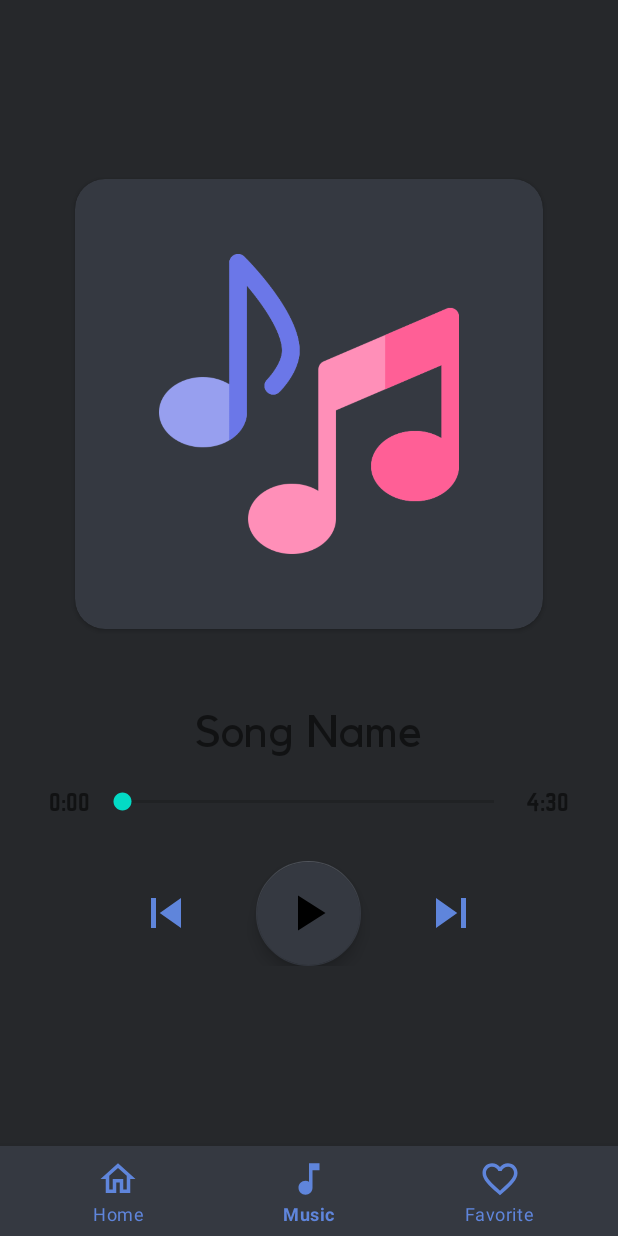
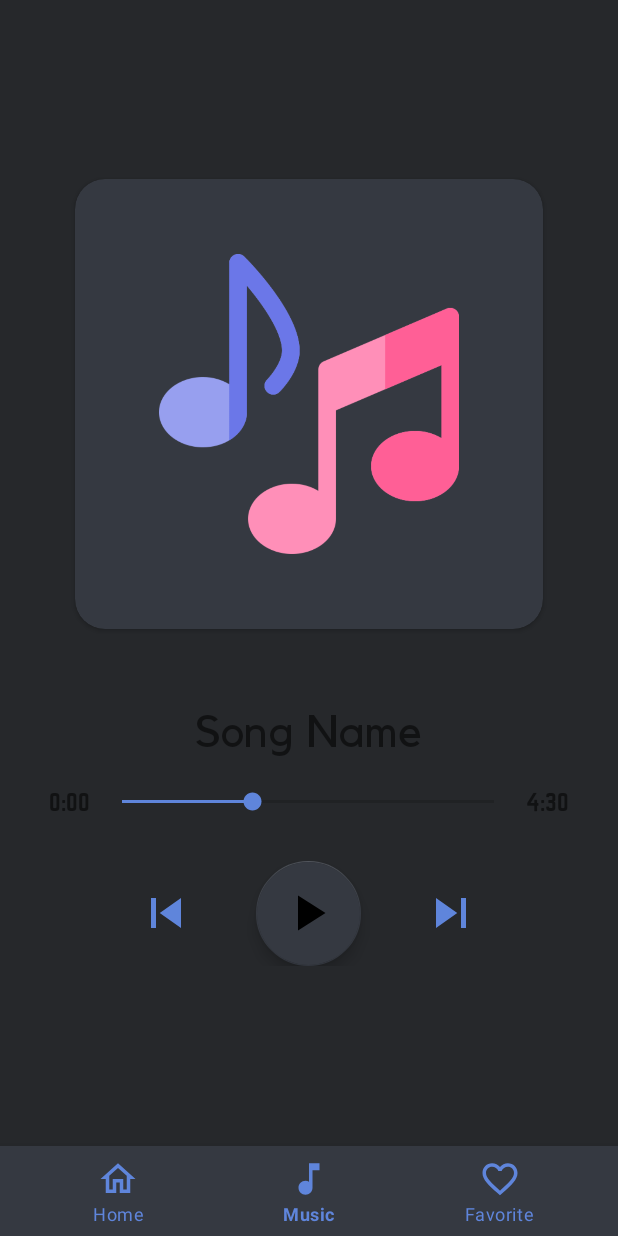
Before and after one commit to vishal2376/Cocaine, an Android app: the screen it shows after launch (MainActivity), item 2 of the bottom bar chosen, on a phone screen of 412 x 824 dp. Run offline under Robolectric (Android 15) with nearby library versions, the phone set to English and light mode, and no system bars.

Commit message:
seekbar customized

```diff
--- a/app/src/main/res/layout/fragment_music.xml
+++ b/app/src/main/res/layout/fragment_music.xml
@@ -66,7 +66,10 @@
         <SeekBar
             android:layout_width="280dp"
             android:layout_height="wrap_content"
-            android:layout_marginHorizontal="5dp" />
+            android:layout_marginHorizontal="5dp"
+            android:progress="35"
+            android:thumbTint="@color/colorAccentDark"
+            android:progressTint="@color/colorAccentDark"/>
 
         <TextView
             android:id="@+id/tvTotalDuration"
```
